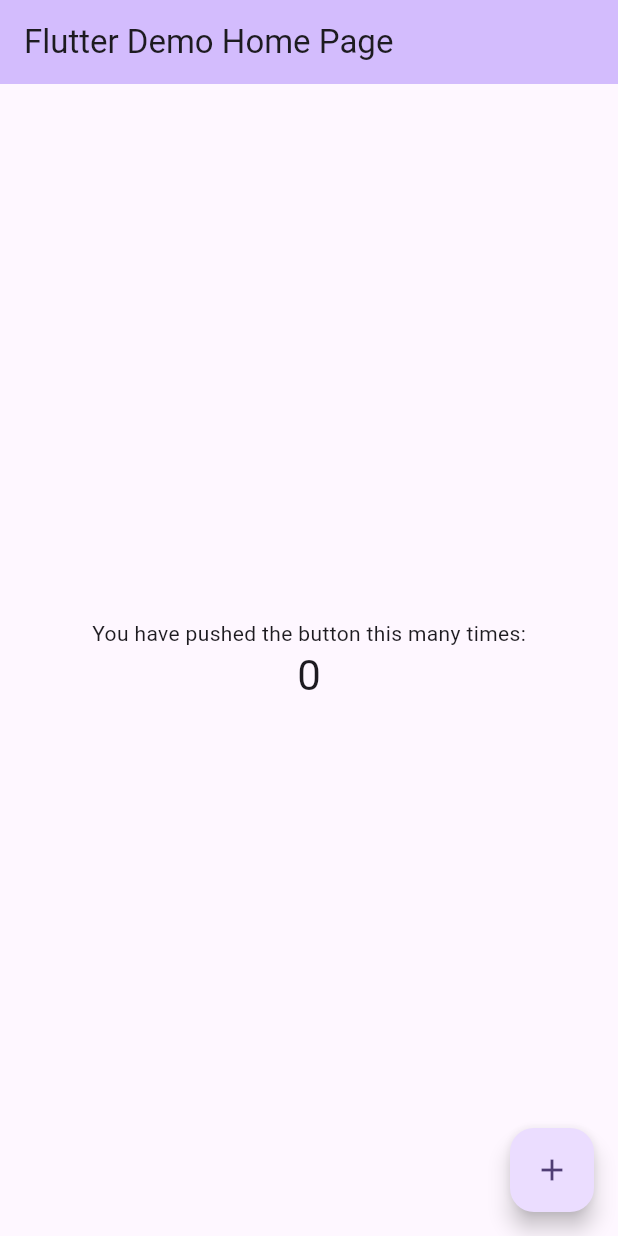
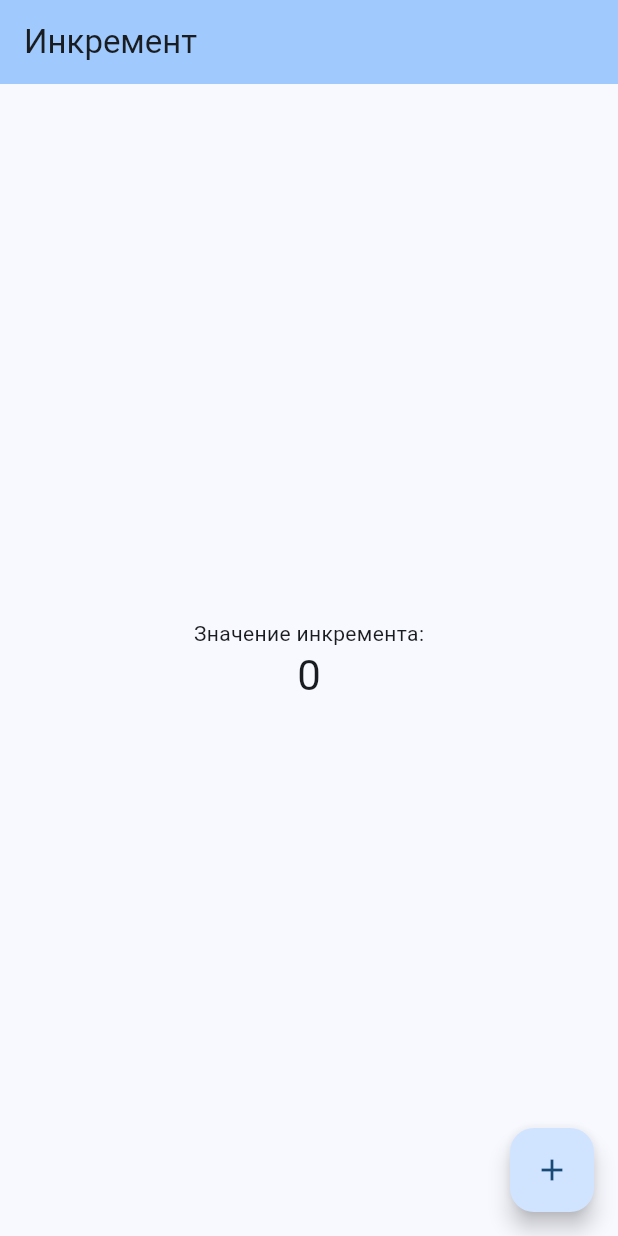
Before and after one commit to Galactus228/IT2202-Goloperov, a Flutter app: the screen it shows after launch, on a phone screen of 412 x 824 dp. Run offline on Flutter 3.47's test engine with Material 3 defaults, Android fonts, the phone set to English and light mode, and no system bars.

Commit message:
add: color, text, title

```diff
--- a/lab3/lab3_mobile/lib/main.dart
+++ b/lab3/lab3_mobile/lib/main.dart
@@ -7,45 +7,20 @@
 class MyApp extends StatelessWidget {
   const MyApp({super.key});
 
-  // This widget is the root of your application.
   @override
   Widget build(BuildContext context) {
     return MaterialApp(
-      title: 'Flutter Demo',
+      title: 'Инкремент',
       theme: ThemeData(
-        // This is the theme of your application.
-        //
-        // TRY THIS: Try running your application with "flutter run". You'll see
-        // the application has a purple toolbar. Then, without quitting the app,
-        // try changing the seedColor in the colorScheme below to Colors.green
-        // and then invoke "hot reload" (save your changes or press the "hot
-        // reload" button in a Flutter-supported IDE, or press "r" if you used
-        // the command line to start the app).
-        //
-        // Notice that the counter didn't reset back to zero; the application
-        // state is not lost during the reload. To reset the state, use hot
-        // restart instead.
-        //
-        // This works for code too, not just values: Most code changes can be
-        // tested with just a hot reload.
-        colorScheme: ColorScheme.fromSeed(seedColor: Colors.deepPurple),
+        colorScheme: ColorScheme.fromSeed(seedColor: Colors.blue), // Изменение цвета темы
       ),
-      home: const MyHomePage(title: 'Flutter Demo Home Page'),
+      home: const MyHomePage(title: 'Инкремент'),
     );
   }
 }
 
 class MyHomePage extends StatefulWidget {
   const MyHomePage({super.key, required this.title});
-
-  // This widget is the home page of your application. It is stateful, meaning
-  // that it has a State object (defined below) that contains fields that affect
-  // how it looks.
-
-  // This class is the configuration for the state. It holds the values (in this
-  // case the title) provided by the parent (in this case the App widget) and
-  // used by the build method of the State. Fields in a Widget subclass are
-  // always marked "final".
 
   final String title;
 
@@ -58,53 +33,22 @@
 
   void _incrementCounter() {
     setState(() {
-      // This call to setState tells the Flutter framework that something has
-      // changed in this State, which causes it to rerun the build method below
-      // so that the display can reflect the updated values. If we changed
-      // _counter without calling setState(), then the build method would not be
-      // called again, and so nothing would appear to happen.
       _counter++;
     });
   }
 
   @override
   Widget build(BuildContext context) {
-    // This method is rerun every time setState is called, for instance as done
-    // by the _incrementCounter method above.
-    //
-    // The Flutter framework has been optimized to make rerunning build methods
-    // fast, so that you can just rebuild anything that needs updating rather
-    // than having to individually change instances of widgets.
     return Scaffold(
       appBar: AppBar(
-        // TRY THIS: Try changing the color here to a specific color (to
-        // Colors.amber, perhaps?) and trigger a hot reload to see the AppBar
-        // change color while the other colors stay the same.
         backgroundColor: Theme.of(context).colorScheme.inversePrimary,
-        // Here we take the value from the MyHomePage object that was created by
-        // the App.build method, and use it to set our appbar title.
         title: Text(widget.title),
       ),
       body: Center(
-        // Center is a layout widget. It takes a single child and positions it
-        // in the middle of the parent.
         child: Column(
-          // Column is also a layout widget. It takes a list of children and
-          // arranges them vertically. By default, it sizes itself to fit its
-          // children horizontally, and tries to be as tall as its parent.
-          //
-          // Column has various properties to control how it sizes itself and
-          // how it positions its children. Here we use mainAxisAlignment to
-          // center the children vertically; the main axis here is the vertical
-          // axis because Columns are vertical (the cross axis would be
-          // horizontal).
-          //
-          // TRY THIS: Invoke "debug painting" (choose the "Toggle Debug Paint"
-          // action in the IDE, or press "p" in the console), to see the
-          // wireframe for each widget.
           mainAxisAlignment: MainAxisAlignment.center,
           children: <Widget>[
-            const Text('You have pushed the button this many times:'),
+            const Text('Значение инкремента:'), // Измененная надпись
             Text(
               '$_counter',
               style: Theme.of(context).textTheme.headlineMedium,
@@ -116,7 +60,7 @@
         onPressed: _incrementCounter,
         tooltip: 'Increment',
         child: const Icon(Icons.add),
-      ), // This trailing comma makes auto-formatting nicer for build methods.
+      ),
     );
   }
 }
```
